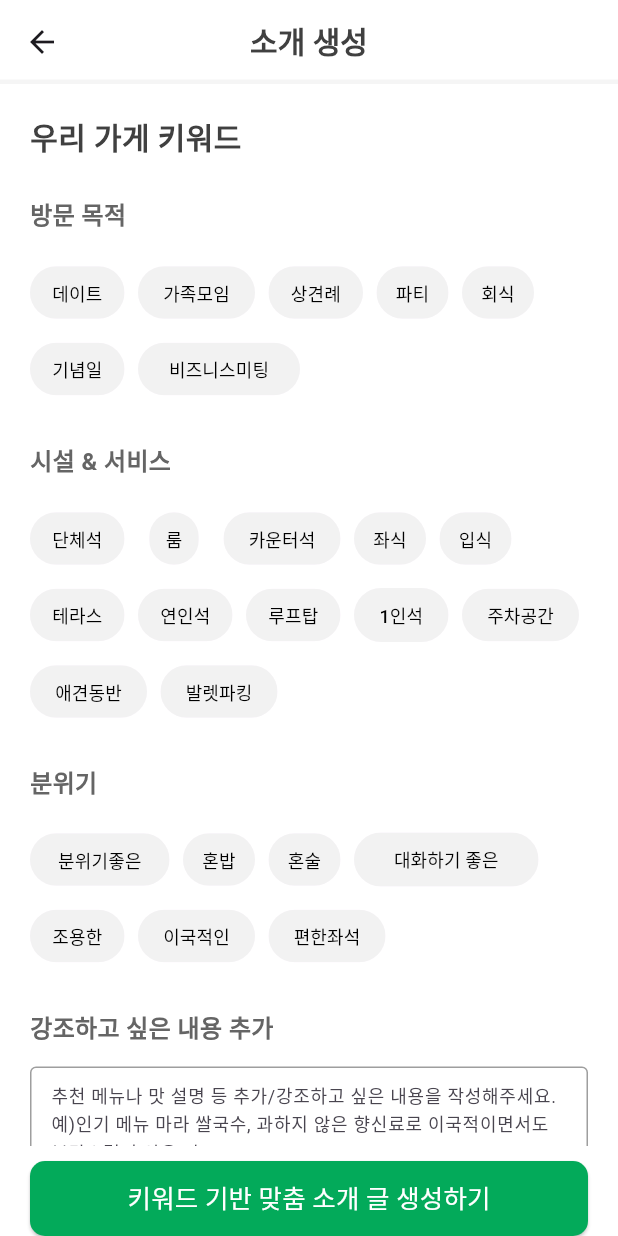
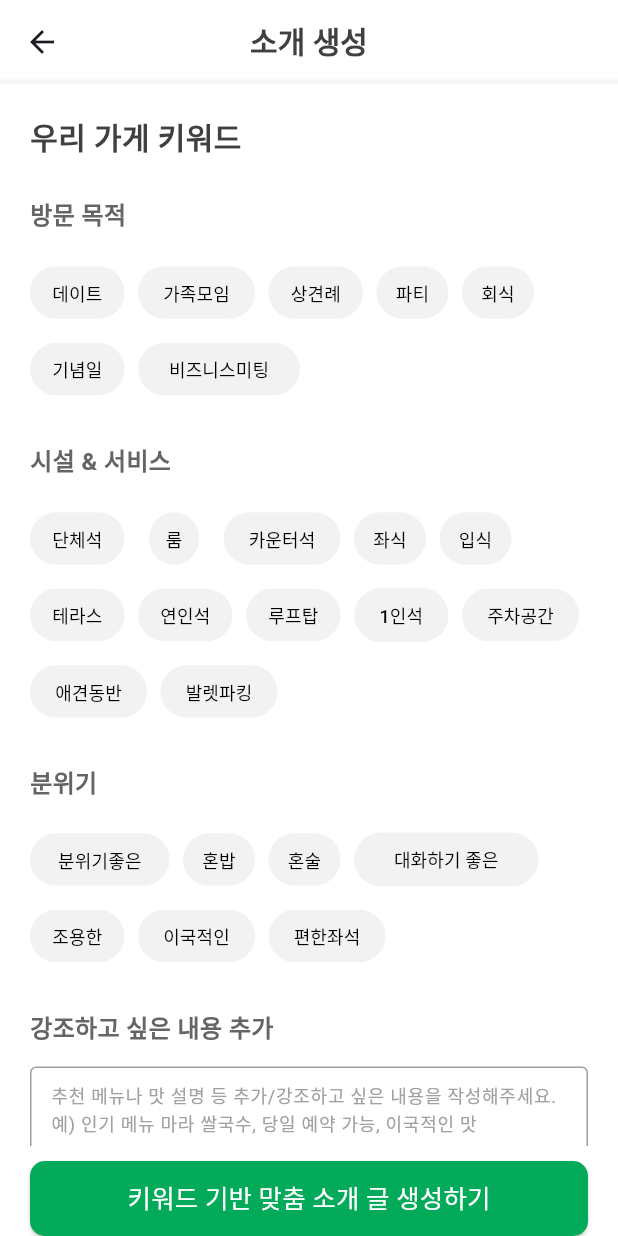
Before and after one commit to NeighClova/Frontend, a Flutter app: the GenerateIntroduction screen opened directly, on a phone screen of 412 x 824 dp. Run offline on Flutter 3.47's test engine with Material 3 defaults, Android fonts, the phone set to English and light mode, and no system bars; our stand-ins replace carousel_slider, fluttertoast, image_picker, smooth_page_indicator; Roboto replaces fonts that are missing (Pretendard); project files that could hold a hidden picture were left out.

Commit message:
design: Modify hint text color (#7)

```diff
--- a/lib/generate_introduction.dart
+++ b/lib/generate_introduction.dart
@@ -279,7 +279,11 @@ class _GenerateIntroductionState extends State<GenerateIntroduction> {
                       decoration: InputDecoration(
                         contentPadding: EdgeInsets.all(10),
                         isDense: true,
-                        hintText: '추천 메뉴나 맛 설명 등 추가/강조하고 싶은 내용을 작성해주세요.\n예)인기 메뉴 마라 쌀국수, 과하지 않은 향신료로 이국적이면서도 부담스럽지 않은 맛',
+                        hintText: '추천 메뉴나 맛 설명 등 추가/강조하고 싶은 내용을 작성해주세요.\n예) 인기 메뉴 마라 쌀국수, 당일 예약 가능, 이국적인 맛',
+                        hintStyle: TextStyle(
+                          color: Color(0xffA1A1A1),
+                          fontSize: 12,
+                        ),
                         enabledBorder: OutlineInputBorder(
                           borderSide:BorderSide(
                             color: Colors.grey,
```
